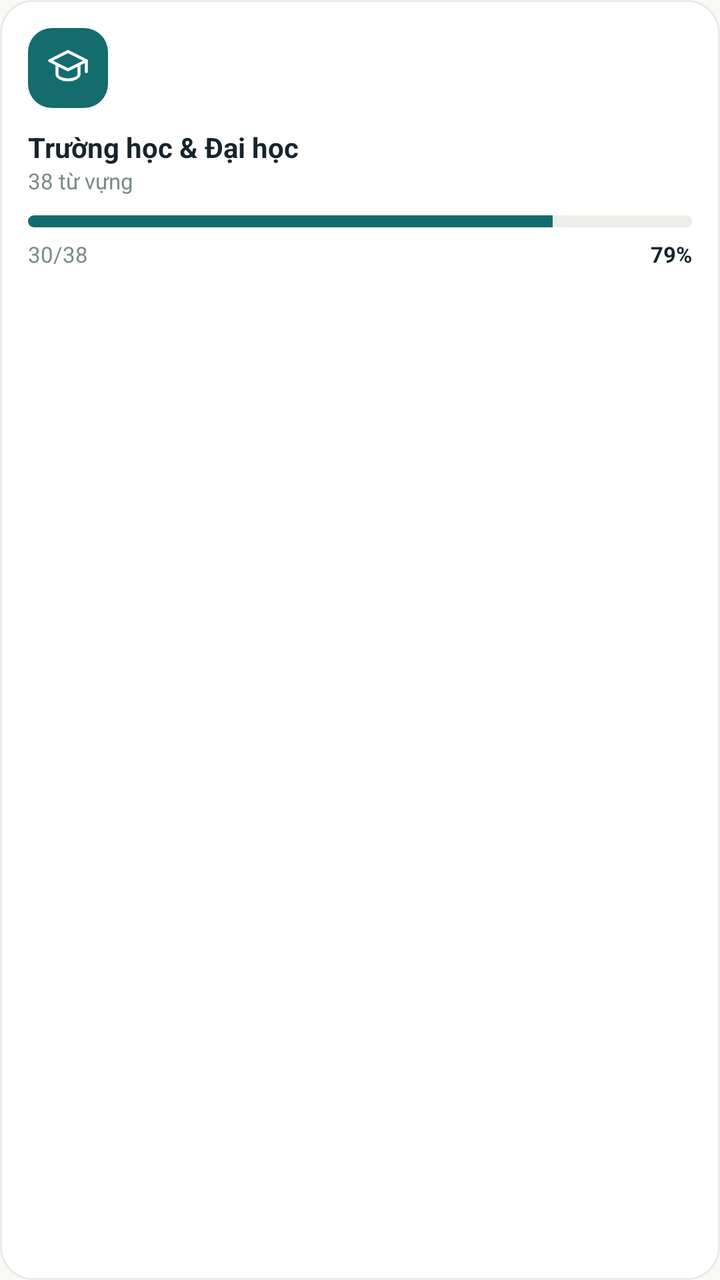
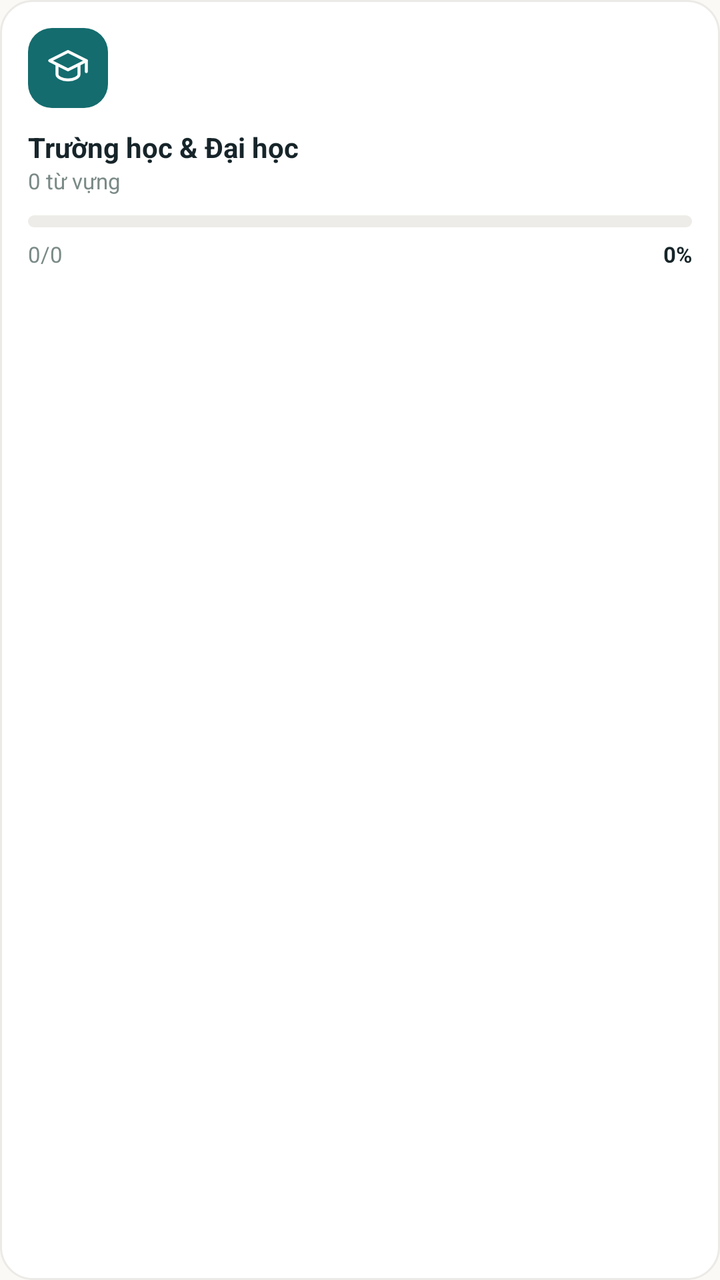

An Android layout rendered at two revisions. The XML below is the earlier revision; the diff shows what the commit changed to produce the second picture.
<!-- AndroidManifest.xml: application theme Theme.CalmLearn -->
<!-- res/layout/item_lesson_school.xml -->
<?xml version="1.0" encoding="utf-8"?>
<LinearLayout xmlns:android="http://schemas.android.com/apk/res/android"
    android:layout_width="match_parent"
    android:layout_height="wrap_content"
    android:background="@drawable/bg_card_stroke"
    android:clickable="true"
    android:focusable="true"
    android:foreground="?attr/selectableItemBackground"
    android:orientation="vertical"
    android:padding="14dp">

    <ImageView
        android:layout_width="40dp"
        android:layout_height="40dp"
        android:background="@drawable/bg_icon_square_teal"
        android:padding="9dp"
        android:src="@drawable/ic_graduation_cap"
        android:tint="@color/white"
        android:contentDescription="@null" />

    <TextView
        android:layout_width="match_parent"
        android:layout_height="wrap_content"
        android:layout_marginTop="10dp"
        android:text="Trường học &amp; Đại học"
        android:textColor="@color/text_primary"
        android:textSize="14sp"
        android:textStyle="bold" />

    <TextView
        android:layout_width="match_parent"
        android:layout_height="wrap_content"
        android:text="38 từ vựng"
        android:textColor="@color/text_secondary"
        android:textSize="11sp" />

    <ProgressBar
        style="?android:attr/progressBarStyleHorizontal"
        android:layout_width="match_parent"
        android:layout_height="6dp"
        android:layout_marginTop="10dp"
        android:max="100"
        android:progress="79"
        android:progressDrawable="@drawable/progress_teal" />

    <LinearLayout
        android:layout_width="match_parent"
        android:layout_height="wrap_content"
        android:layout_marginTop="6dp"
        android:orientation="horizontal">

        <TextView
            android:layout_width="0dp"
            android:layout_height="wrap_content"
            android:layout_weight="1"
            android:text="30/38"
            android:textColor="@color/text_secondary"
            android:textSize="11sp" />

        <TextView
            android:layout_width="wrap_content"
            android:layout_height="wrap_content"
            android:text="79%"
            android:textColor="@color/text_primary"
            android:textSize="11sp"
            android:textStyle="bold" />
    </LinearLayout>
</LinearLayout>
<!-- resources referenced by this layout -->
<resources>
  <color name="text_primary">#17252A</color>
  <color name="text_secondary">#7A8A87</color>
  <color name="white">#FFFFFF</color>
  <!-- drawable bg_card_stroke (drawable) -->
  <shape xmlns:android="http://schemas.android.com/apk/res/android" android:shape="rectangle">
      <solid android:color="@color/surface"/>
      <stroke android:width="1dp" android:color="@color/divider"/>
      <corners android:radius="16dp"/>
  </shape>
  <!-- drawable bg_icon_square_teal (drawable) -->
  <shape xmlns:android="http://schemas.android.com/apk/res/android" android:shape="rectangle">
      <solid android:color="@color/teal_primary"/>
      <corners android:radius="12dp"/>
  </shape>
  <!-- drawable ic_graduation_cap (drawable) -->
  <vector xmlns:android="http://schemas.android.com/apk/res/android"
      android:width="24dp" android:height="24dp" android:viewportWidth="24" android:viewportHeight="24">
      <path android:pathData="M12,3 L2,8 L12,13 L22,8 Z" android:strokeColor="#FFFFFFFF" android:strokeWidth="1.6" android:strokeLineJoin="round" android:fillColor="@android:color/transparent"/>
      <path android:pathData="M6,10.5 L6,15.5 C6,17 8.7,18.5 12,18.5 C15.3,18.5 18,17 18,15.5 L18,10.5" android:strokeColor="#FFFFFFFF" android:strokeWidth="1.6" android:fillColor="@android:color/transparent"/>
      <path android:pathData="M22,8 L22,14" android:strokeColor="#FFFFFFFF" android:strokeWidth="1.6" android:strokeLineCap="round" android:fillColor="@android:color/transparent"/>
  </vector>
  <!-- drawable progress_teal (drawable) -->
  <layer-list xmlns:android="http://schemas.android.com/apk/res/android">
      <item android:id="@android:id/background">
          <shape android:shape="rectangle">
              <solid android:color="@color/progress_track"/>
              <corners android:radius="6dp"/>
          </shape>
      </item>
      <item android:id="@android:id/progress">
          <clip>
              <shape android:shape="rectangle">
                  <solid android:color="@color/teal_primary"/>
                  <corners android:radius="6dp"/>
              </shape>
          </clip>
      </item>
  </layer-list>
  <style name="Theme.CalmLearn" parent="Theme.MaterialComponents.DayNight.NoActionBar">
          <item name="colorPrimary">@color/teal_primary</item>
          <item name="colorPrimaryVariant">@color/teal_dark</item>
          <item name="colorOnPrimary">@color/white</item>
          <item name="colorSecondary">@color/coral</item>
          <item name="colorOnSecondary">@color/white</item>
          <item name="android:statusBarColor">@color/background</item>
          <item name="android:windowLightStatusBar">true</item>
          <item name="android:navigationBarColor">@color/surface</item>
          <item name="android:windowBackground">@color/background</item>
          <item name="android:fontFamily">sans-serif</item>
      </style>
  <color name="surface">#FFFFFF</color>
  <color name="divider">#ECEAE6</color>
  <color name="teal_primary">#146C6E</color>
  <color name="progress_track">#EEECE8</color>
  <color name="teal_dark">#0B5147</color>
  <color name="coral">#F27B64</color>
  <color name="background">#FAF9F6</color>
</resources>

<!-- the commit's change to res/layout/item_lesson_school.xml (unified diff, before → after) -->
@@ -28,19 +28,21 @@
         android:textStyle="bold" />
 
     <TextView
+        android:id="@+id/tvWordCount"
         android:layout_width="match_parent"
         android:layout_height="wrap_content"
-        android:text="38 từ vựng"
+        android:text="0 từ vựng"
         android:textColor="@color/text_secondary"
         android:textSize="11sp" />
 
     <ProgressBar
+        android:id="@+id/progressBar"
         style="?android:attr/progressBarStyleHorizontal"
         android:layout_width="match_parent"
         android:layout_height="6dp"
         android:layout_marginTop="10dp"
         android:max="100"
-        android:progress="79"
+        android:progress="0"
         android:progressDrawable="@drawable/progress_teal" />
 
     <LinearLayout
@@ -50,17 +52,19 @@
         android:orientation="horizontal">
 
         <TextView
+            android:id="@+id/tvLearnedCount"
             android:layout_width="0dp"
             android:layout_height="wrap_content"
             android:layout_weight="1"
-            android:text="30/38"
+            android:text="0/0"
             android:textColor="@color/text_secondary"
             android:textSize="11sp" />
 
         <TextView
+            android:id="@+id/tvPercent"
             android:layout_width="wrap_content"
             android:layout_height="wrap_content"
-            android:text="79%"
+            android:text="0%"
             android:textColor="@color/text_primary"
             android:textSize="11sp"
             android:textStyle="bold" />
